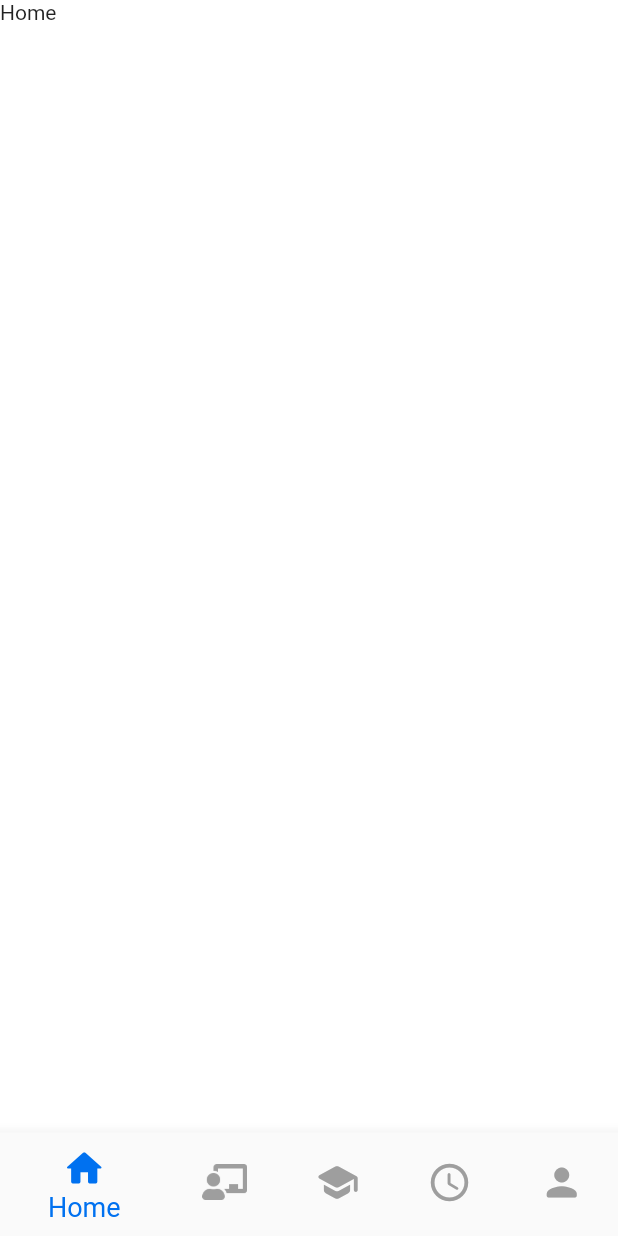
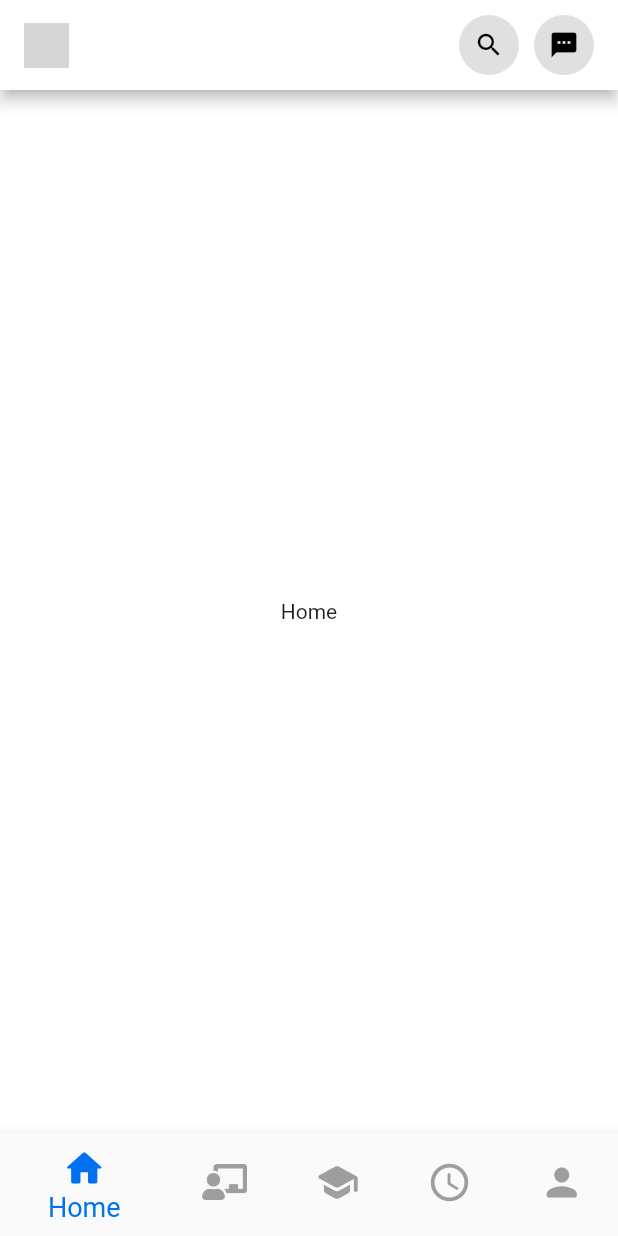
Before and after one commit to Dat-TG/LetTutor, a Flutter app: the screen it shows after launch, on a phone screen of 412 x 824 dp. Run offline on Flutter 3.47's test engine with Material 2 defaults, Android fonts, the phone set to English and light mode, and no system bars; grey boxes are pictures that could not be loaded.

Commit message:
main appbar

```diff
--- /dev/null
+++ b/lib/common/appbar_main.dart
@@ -0,0 +1,77 @@
+import 'package:flutter/material.dart';
+
+class AppBarMain extends StatefulWidget {
+  const AppBarMain({super.key});
+
+  @override
+  State<AppBarMain> createState() => _AppBarMainState();
+}
+
+class _AppBarMainState extends State<AppBarMain> {
+  int index = 0;
+
+  @override
+  Widget build(BuildContext context) {
+    return AppBar(
+      centerTitle: true,
+      toolbarHeight: 60,
+      title: Row(
+        crossAxisAlignment: CrossAxisAlignment.center,
+        mainAxisAlignment: MainAxisAlignment.spaceBetween,
+        children: [
+          // Logo
+          Image.asset(
+            'assets/images/lettutor_logo.png',
+            height: 30,
+          ),
+          // Search and Message
+          Row(
+            children: [
+              Container(
+                alignment: Alignment.center,
+                width: 40,
+                height: 40,
+                padding: const EdgeInsets.all(0),
+                decoration: const BoxDecoration(
+                  shape: BoxShape.circle,
+                  color: Colors.black12,
+                ),
+                child: IconButton(
+                  onPressed: () {},
+                  splashRadius: 20,
+                  icon: const Icon(
+                    Icons.search,
+                    size: 20,
+                    color: Colors.black,
+                  ),
+                ),
+              ),
+              const SizedBox(
+                width: 10,
+              ),
+              Container(
+                alignment: Alignment.center,
+                width: 40,
+                height: 40,
+                padding: const EdgeInsets.all(0),
+                decoration: const BoxDecoration(
+                  shape: BoxShape.circle,
+                  color: Colors.black12,
+                ),
+                child: IconButton(
+                  onPressed: () {},
+                  splashRadius: 20,
+                  icon: const Icon(
+                    Icons.sms_rounded,
+                    size: 20,
+                    color: Colors.black,
+                  ),
+                ),
+              ),
+            ],
+          ),
+        ],
+      ),
+    );
+  }
+}
--- a/lib/common/bottom_bar.dart
+++ b/lib/common/bottom_bar.dart
@@ -1,4 +1,6 @@
 import 'package:flutter/material.dart';
+import 'package:let_tutor/common/appbar_main.dart';
+import 'package:let_tutor/presentation/home/home.dart';
 
 class BottomBar extends StatefulWidget {
   static const String routeName = '/actual-home';
@@ -12,7 +14,7 @@ class _BottomBarState extends State<BottomBar> {
   int _page = 0;
 
   List<Widget> pages = [
-    const Text('Home'),
+    const Home(),
     const Text('Tutor'),
     const Text('Courses'),
     const Text('History'),
@@ -28,6 +30,10 @@ class _BottomBarState extends State<BottomBar> {
   @override
   Widget build(BuildContext context) {
     return Scaffold(
+      appBar: PreferredSize(
+        preferredSize: const Size.fromHeight(60),
+        child: AppBarMain(),
+      ),
       body: pages[_page],
       bottomNavigationBar: BottomNavigationBar(
         backgroundColor: Theme.of(context).scaffoldBackgroundColor,
--- /dev/null
+++ b/lib/presentation/home/home.dart
@@ -0,0 +1,13 @@
+import 'package:flutter/material.dart';
+import 'package:let_tutor/common/appbar_main.dart';
+
+class Home extends StatelessWidget {
+  const Home({super.key});
+
+  @override
+  Widget build(BuildContext context) {
+    return Center(
+      child: Text('Home'),
+    );
+  }
+}
```
